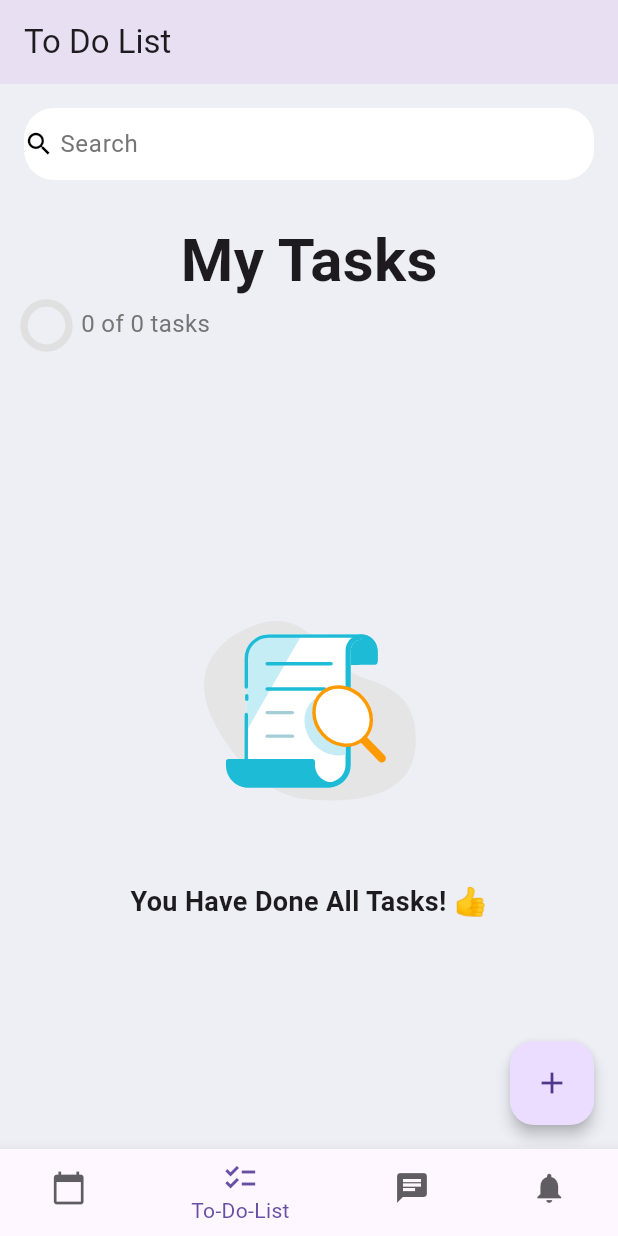
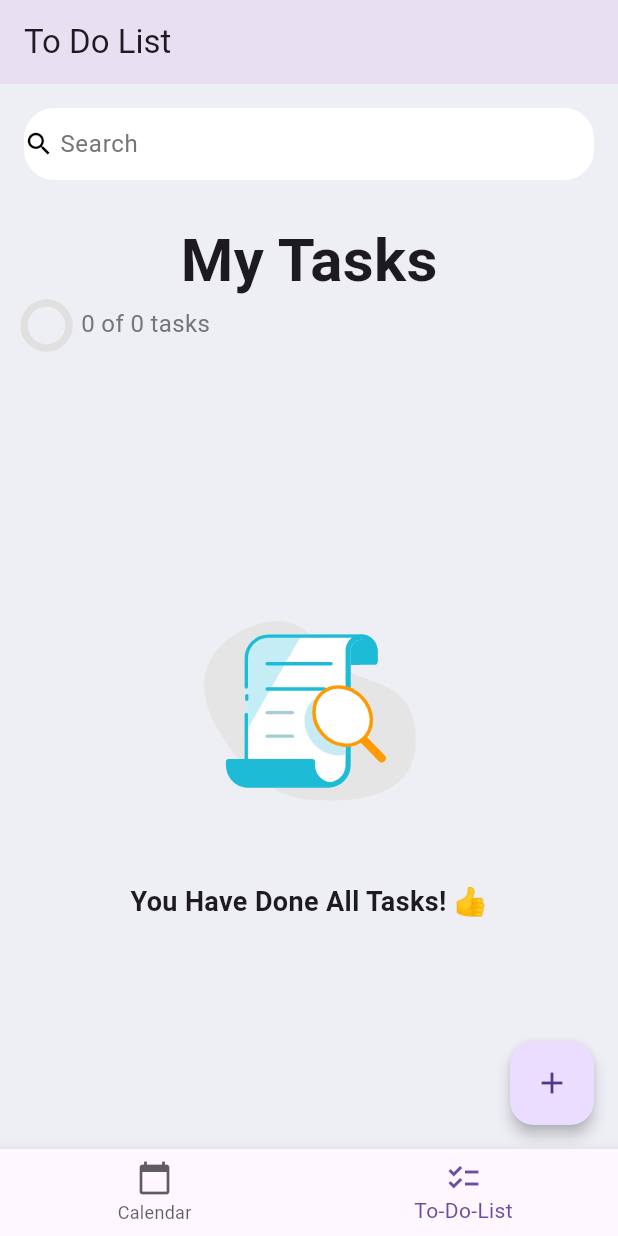
Before and after one commit to Kiu82012/FYP_202425_TaskManagementMobileApp, a Flutter app: the screen it shows after launch, swiped to page 2, on a phone screen of 412 x 824 dp. Run offline on Flutter 3.47's test engine with Material 3 defaults, Android fonts, the phone set to English and light mode, and no system bars; our stand-ins replace avatar_glow, calendar_view, camera, flutter_local_notifications, flutter_slidable, flutter_timezone and 7 more; missing offline and left inert: duration_picker, speech_to_text_continuous; accounts and stored records are empty; statements that could not run were skipped.

Commit message:
Hid ai chatroom and noti test

```diff
--- a/fyp/lib/main.dart
+++ b/fyp/lib/main.dart
@@ -86,10 +86,6 @@ class _HomeState extends State<Home> {
           Center(
             child: ToDoListView(),
           ),
-          Center(
-              child: AIChatroom()
-          ),
-          Center(child: NotificationTestPage()),
         ],
         onPageChanged: (index) {
           setState(() {
@@ -107,15 +103,6 @@ class _HomeState extends State<Home> {
             icon: Icon(Icons.checklist),
             label: 'To-Do-List',
           ),
-          BottomNavigationBarItem(
-            icon: Icon(Icons.chat),
-            label: 'Chat',
-
-          ),
-          BottomNavigationBarItem( // Add this item
-            icon: Icon(Icons.notifications),
-            label: 'Test Notifs',
-          ),
         ],
         currentIndex: _selectedIndex,
         selectedItemColor: Theme.of(context).colorScheme.primary,  // Use theme's primary color
```
